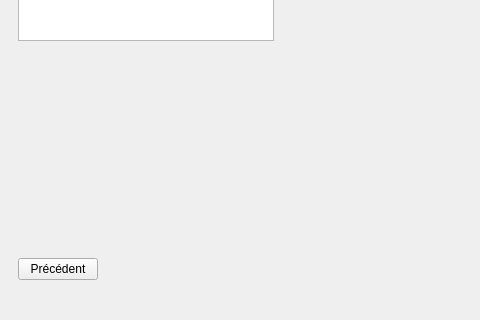
Above: Master/mainwindow.ui from ArnaudScheffler/ProjetCPOOA before the change; both pictures show x 0 to 480 and y 280 to 600 of the 800 by 600 pixel window. Below: the same form after it.
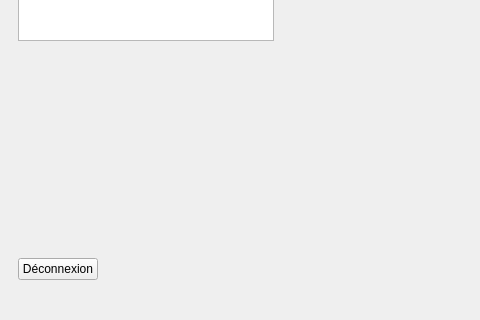
That is the form after the change. The open tabs and pages were chosen to show the change.

Commit message: Déplacement du fichier .pro dans master, changement de nom bouton déconnexion

The edit to the form file:
```diff
--- a/Master/mainwindow.ui
+++ b/Master/mainwindow.ui
@@ -136,7 +136,7 @@
                <bool>false</bool>
               </property>
               <property name="text">
-               <string>Précédent</string>
+               <string>Déconnexion</string>
               </property>
               <property name="autoDefault">
                <bool>false</bool>
```
Left out of the diff: 6 changed lines with no effect on the pictures. The commit also changes 5 other files.
